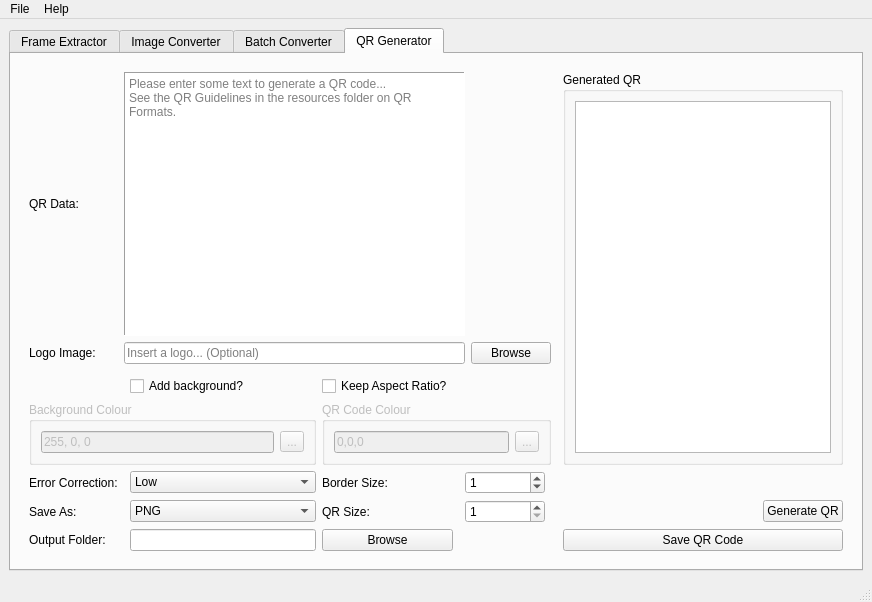
This is form.ui in LyAhn/ImageNexus as Qt 5 draws it before an edit. The edited form follows.
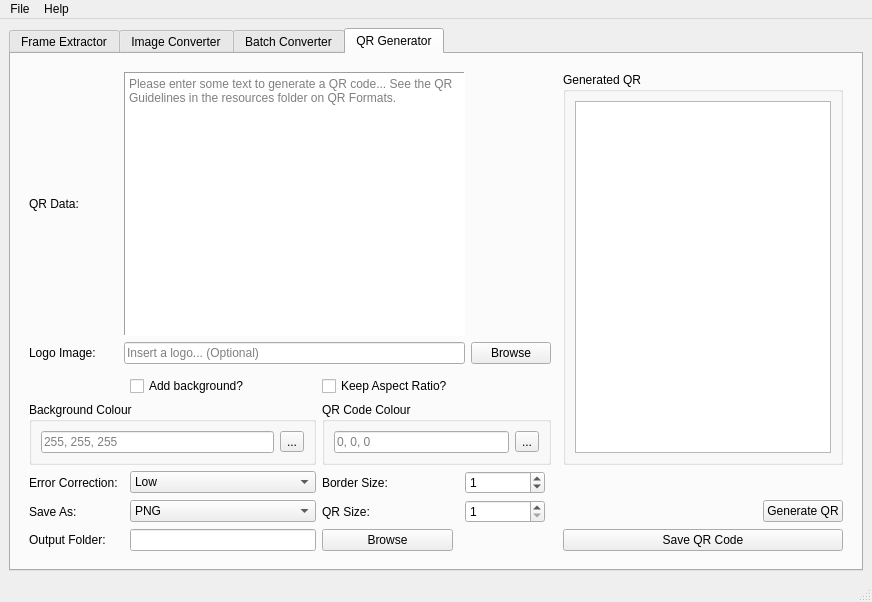
This is the edited form. The open tabs and pages were chosen to show the change. Icons and pictures are not drawn.

Patch:
```diff
--- a/form.ui
+++ b/form.ui
@@ -488,17 +488,14 @@
               <enum>QFrame::Sunken</enum>
              </property>
              <property name="placeholderText">
-              <string>Please enter some text to generate a QR code...                                   See the QR Guidelines in the resources folder on QR Formats.</string>
+              <string>Please enter some text to generate a QR code... See the QR Guidelines in the resources folder on QR Formats.</string>
              </property>
             </widget>
            </item>
            <item row="4" column="3" colspan="4">
             <widget class="QGroupBox" name="codeColourGroup">
              <property name="enabled">
-              <bool>false</bool>
-             </property>
-             <property name="statusTip">
-              <string>Disabled</string>
+              <bool>true</bool>
              </property>
              <property name="title">
               <string>QR Code Colour</string>
@@ -507,7 +504,10 @@
               <item row="0" column="0">
                <widget class="QLineEdit" name="codeColourInput">
                 <property name="text">
-                 <string>0,0,0</string>
+                 <string/>
+                </property>
+                <property name="placeholderText">
+                 <string>0, 0, 0</string>
                 </property>
                </widget>
               </item>
@@ -565,10 +565,7 @@
            <item row="4" column="0" colspan="3">
             <widget class="QGroupBox" name="bgColourGroup">
              <property name="enabled">
-              <bool>false</bool>
-             </property>
-             <property name="statusTip">
-              <string>Disabled</string>
+              <bool>true</bool>
              </property>
              <property name="title">
               <string>Background Colour</string>
@@ -577,7 +574,10 @@
               <item row="0" column="0">
                <widget class="QLineEdit" name="bgColourInput">
                 <property name="text">
-                 <string>255, 0, 0</string>
+                 <string/>
+                </property>
+                <property name="placeholderText">
+                 <string>255, 255, 255</string>
                 </property>
                </widget>
               </item>
```
